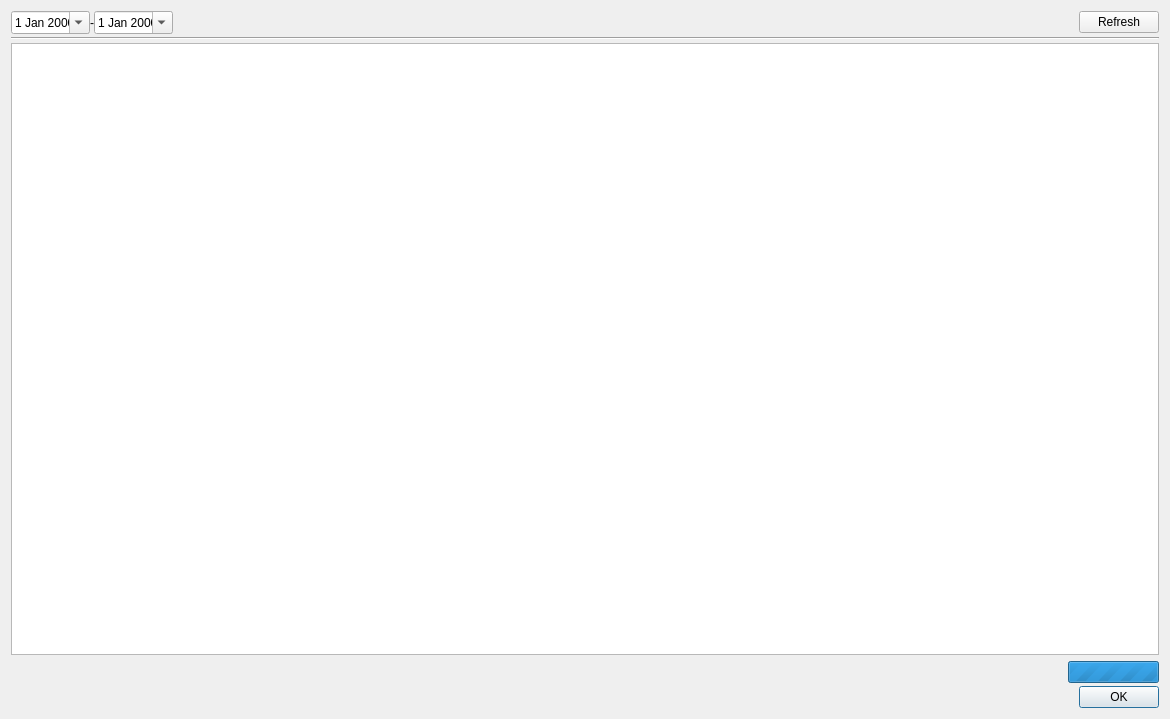
networkoptix/nx_open, file client/src/ui/dialogs/recording_stats_dialog.ui: the form before one commit.
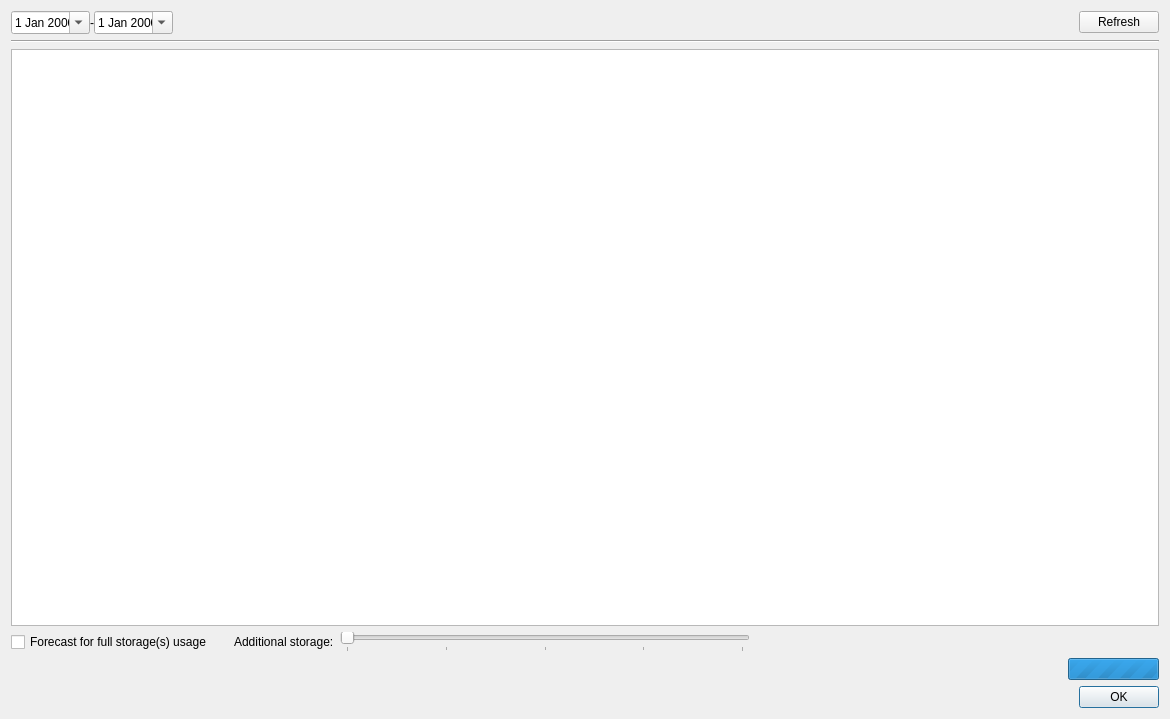
The form after the commit. Custom widgets are drawn as their Qt base class.

Commit message:
(Task #6019) - Storage using dialog
<==== Mercurial data ====>
Branch: dev_2.4.0

```diff
--- a/client/src/ui/dialogs/recording_stats_dialog.ui
+++ b/client/src/ui/dialogs/recording_stats_dialog.ui
@@ -14,9 +14,6 @@
    <string>Recording statistics</string>
   </property>
   <layout class="QVBoxLayout" name="verticalLayout">
-   <property name="spacing">
-    <number>3</number>
-   </property>
    <item>
     <layout class="QGridLayout" name="mainGridLayout">
      <property name="horizontalSpacing">
@@ -162,6 +159,72 @@
          </attribute>
         </widget>
        </item>
+       <item>
+        <layout class="QHBoxLayout" name="horizontalLayout_2">
+         <item>
+          <widget class="QCheckBox" name="checkBoxForecast">
+           <property name="text">
+            <string>Forecast for full storage(s) usage</string>
+           </property>
+          </widget>
+         </item>
+         <item>
+          <spacer name="horizontalSpacer_4">
+           <property name="orientation">
+            <enum>Qt::Horizontal</enum>
+           </property>
+           <property name="sizeType">
+            <enum>QSizePolicy::Fixed</enum>
+           </property>
+           <property name="sizeHint" stdset="0">
+            <size>
+             <width>16</width>
+             <height>20</height>
+            </size>
+           </property>
+          </spacer>
+         </item>
+         <item>
+          <widget class="QLabel" name="label">
+           <property name="text">
+            <string>Additional storage:</string>
+           </property>
+          </widget>
+         </item>
+         <item>
+          <widget class="QSlider" name="extraSpaceSlider">
+           <property name="maximum">
+            <number>4</number>
+           </property>
+           <property name="pageStep">
+            <number>1</number>
+           </property>
+           <property name="orientation">
+            <enum>Qt::Horizontal</enum>
+           </property>
+           <property name="tickPosition">
+            <enum>QSlider::TicksBelow</enum>
+           </property>
+           <property name="tickInterval">
+            <number>0</number>
+           </property>
+          </widget>
+         </item>
+         <item>
+          <spacer name="horizontalSpacer_2">
+           <property name="orientation">
+            <enum>Qt::Horizontal</enum>
+           </property>
+           <property name="sizeHint" stdset="0">
+            <size>
+             <width>40</width>
+             <height>20</height>
+            </size>
+           </property>
+          </spacer>
+         </item>
+        </layout>
+       </item>
        <item>
         <layout class="QHBoxLayout" name="horizontalLayout">
          <item>
```
The commit also changes 4 other files.
